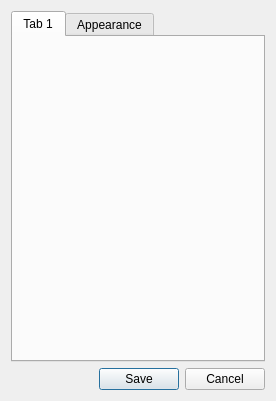
MisterrOrange/Jser, file settingswindow.ui: the form before one commit.
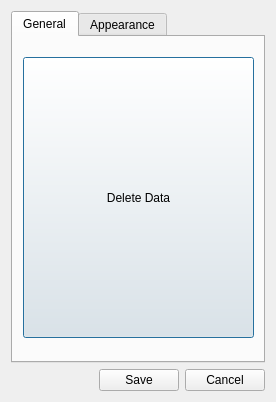
The form after the commit. The open tabs and pages were chosen to show the change.

Commit message: Added option to delete data

The edit to the form file:
```diff
--- a/settingswindow.ui
+++ b/settingswindow.ui
@@ -7,7 +7,7 @@
     <x>0</x>
     <y>0</y>
     <width>276</width>
-    <height>401</height>
+    <height>402</height>
    </rect>
   </property>
   <property name="windowTitle">
@@ -21,8 +21,30 @@
      </property>
      <widget class="QWidget" name="tab">
       <attribute name="title">
-       <string>Tab 1</string>
+       <string>General</string>
       </attribute>
+      <widget class="QPushButton" name="deleteDataButton">
+       <property name="geometry">
+        <rect>
+         <x>10</x>
+         <y>20</y>
+         <width>231</width>
+         <height>281</height>
+        </rect>
+       </property>
+       <property name="text">
+        <string>Delete Data</string>
+       </property>
+       <property name="checkable">
+        <bool>false</bool>
+       </property>
+       <property name="checked">
+        <bool>false</bool>
+       </property>
+       <property name="flat">
+        <bool>false</bool>
+       </property>
+      </widget>
      </widget>
      <widget class="QWidget" name="appearanceTab">
       <attribute name="title">
```
Left out of the diff: 4 changed lines with no effect on the pictures. The commit also changes 5 other files.
